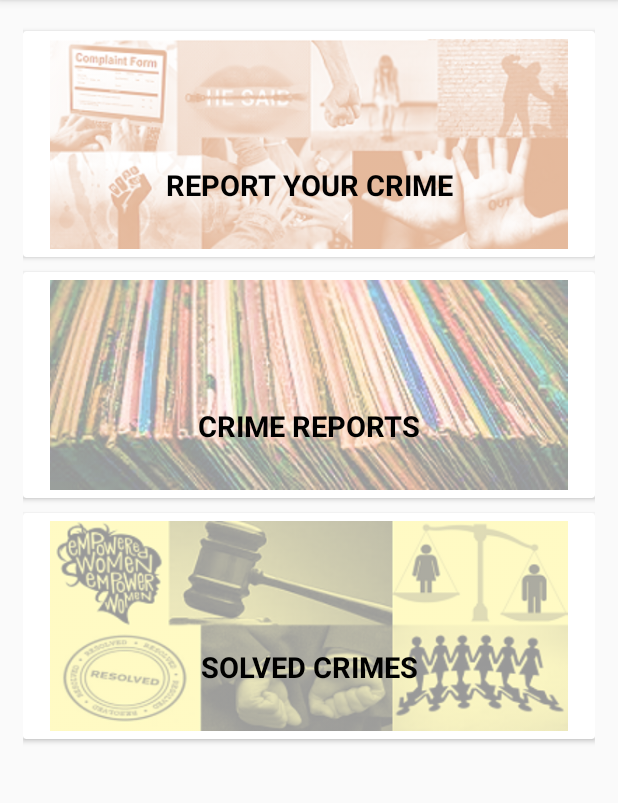
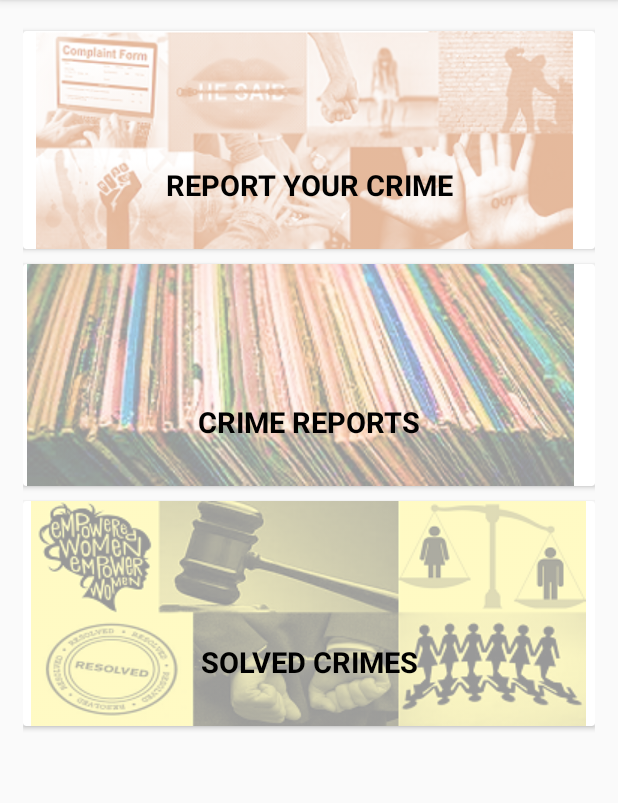
Before and after one commit to ApoorvaJaiswal/SmartTraumaRelieverFlawsome, an Android app: the screen it shows after launch (MainActivity), on a phone screen of 412 x 824 dp, the part 84-887 px from its top. Run offline under Robolectric (Android 15) with nearby library versions, the phone set to English and light mode, and no system bars.

Commit message:
HomeActivity Padding modified.

```diff
--- a/app/src/main/res/layout/activity_main.xml
+++ b/app/src/main/res/layout/activity_main.xml
@@ -46,12 +46,11 @@
             <RelativeLayout
                 android:layout_width="match_parent"
                 android:layout_height="wrap_content"
-                android:padding="5dp"
                 android:elevation="9dp"
                 >
                 <ImageView
-                    android:layout_width="370dp"
-                    android:layout_height="140dp"
+                    android:layout_width="375dp"
+                    android:layout_height="145dp"
                     android:src="@drawable/report"
                     android:alpha="0.4"
                     android:id="@+id/img_speak"
@@ -83,12 +82,11 @@
             <RelativeLayout
                 android:layout_width="match_parent"
                 android:layout_height="wrap_content"
-                android:padding="5dp"
                 android:elevation="9dp"
                 >
                 <ImageView
                     android:layout_width="370dp"
-                    android:layout_height="140dp"
+                    android:layout_height="148dp"
                     android:src="@drawable/img_reports_bg"
                     android:id="@+id/img_reports"
                     android:alpha="0.4"
@@ -119,12 +117,11 @@
             <RelativeLayout
                 android:layout_width="match_parent"
                 android:layout_height="wrap_content"
-                android:padding="5dp"
                 android:elevation="9dp"
                 >
                 <ImageView
                     android:layout_width="370dp"
-                    android:layout_height="140dp"
+                    android:layout_height="150dp"
                     android:src="@drawable/img_solved"
                     android:id="@+id/img_solved"
                     android:layout_centerHorizontal="true"
--- a/app/src/main/res/layout/activity_report_crime.xml
+++ b/app/src/main/res/layout/activity_report_crime.xml
@@ -47,11 +47,12 @@
         />
 
     <Button
-        android:layout_width="290sp"
+        android:layout_width="match_parent"
         android:layout_centerHorizontal="true"
         android:layout_height="wrap_content"
         android:text="SEARCH VIOLATIONS"
         android:layout_marginLeft="5dp"
+        android:layout_marginRight="15dp"
         android:layout_gravity="bottom"
         android:background="@color/colorPrimary"
         android:layout_marginTop="10sp"
@@ -59,7 +60,8 @@
         android:layout_toRightOf="@+id/record_button"
         android:textStyle="bold"
         android:textColor="@color/colorWhite"
-        android:id="@+id/report_crime_button"
+        android:id="@+id/search_violations"
+        android:onClick=""
         />
     </LinearLayout>
 </RelativeLayout>
```
Also changed, not shown: app/src/main/java/com/example/jaisa/smarttraumareliever_flawsome/ReportCrimeActivity.java (+29 -3 lines).
